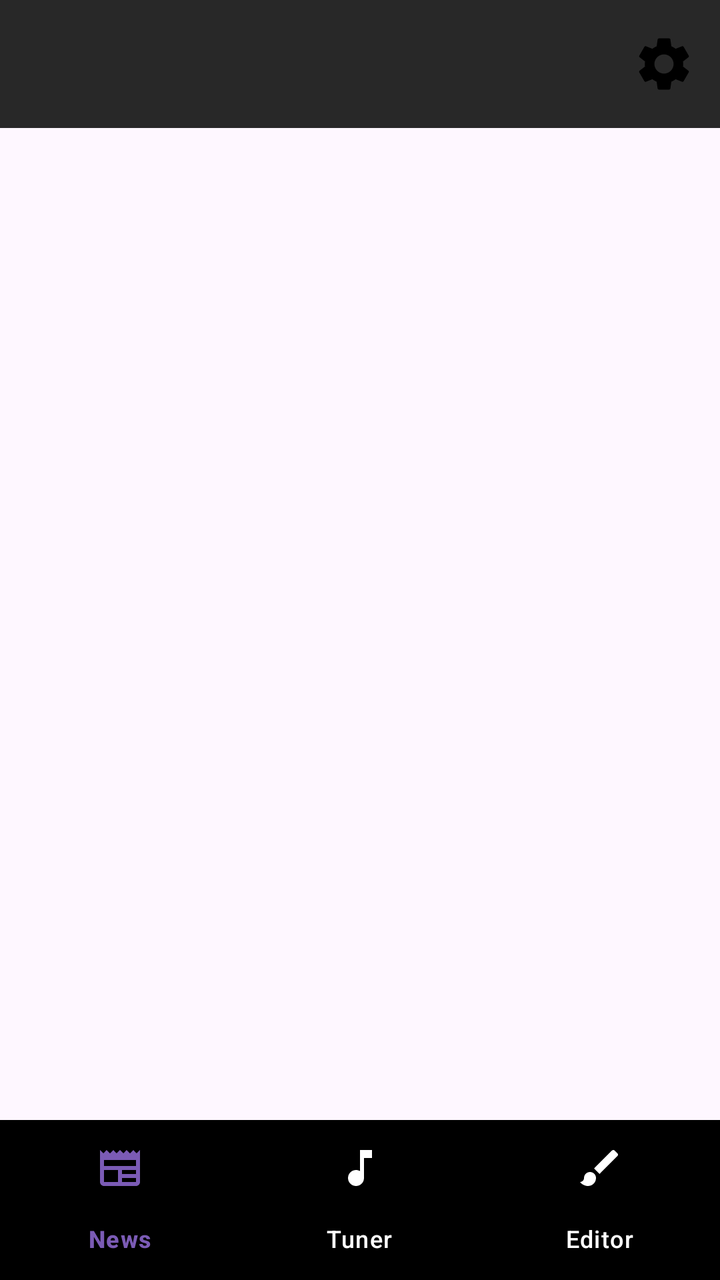
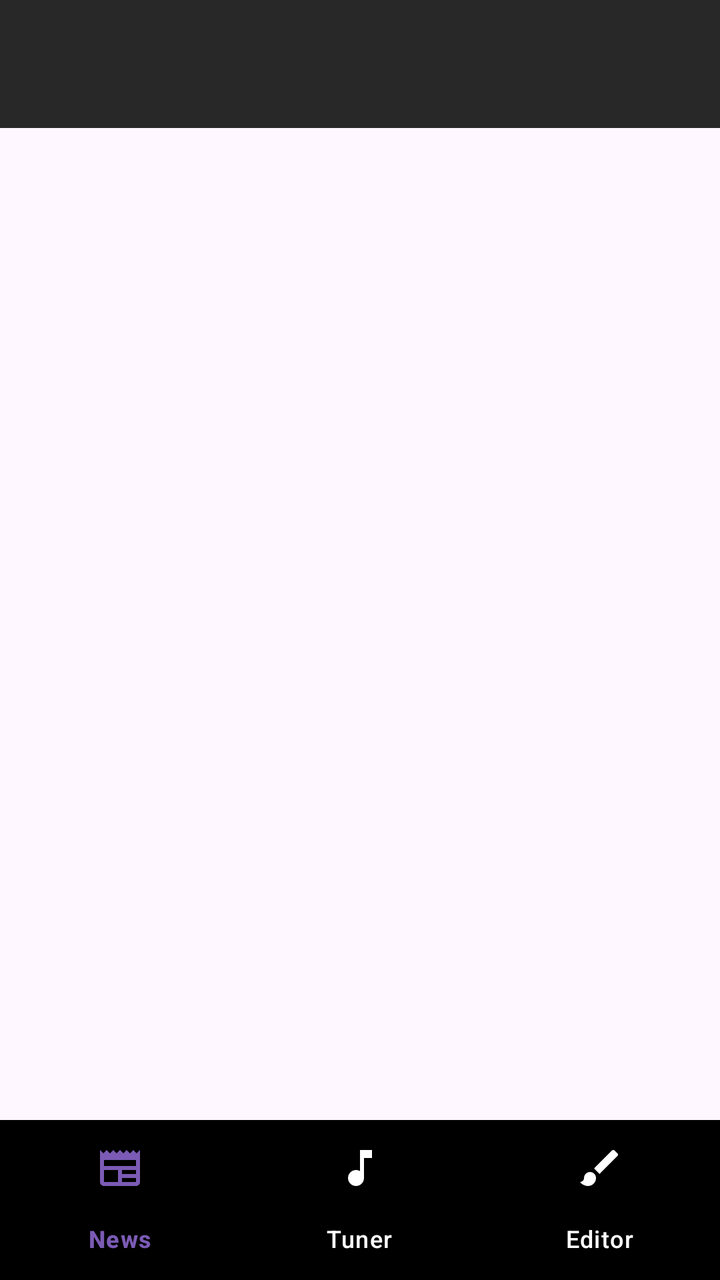

The first picture is an Android layout as it rendered before a commit; the second is the same layout after the commit. The layout source and the unified diff follow.
<!-- AndroidManifest.xml: application theme Theme.AuroraTuner -->
<!-- res/layout/activity_main.xml -->
<?xml version="1.0" encoding="utf-8"?>
<androidx.constraintlayout.widget.ConstraintLayout xmlns:android="http://schemas.android.com/apk/res/android"
    xmlns:app="http://schemas.android.com/apk/res-auto"
    xmlns:tools="http://schemas.android.com/tools"
    android:layout_width="match_parent"
    android:layout_height="match_parent"
    tools:context=".MainActivity">

    <com.google.android.material.appbar.MaterialToolbar
        android:id="@+id/materialToolbar"
        android:layout_width="match_parent"
        android:layout_height="wrap_content"
        android:background="@color/gray"
        android:minHeight="?attr/actionBarSize"
        android:theme="?attr/actionBarTheme"
        app:menu="@menu/toolbar"
        app:layout_constraintEnd_toEndOf="parent"
        app:layout_constraintStart_toStartOf="parent"
        app:layout_constraintTop_toTopOf="parent" />

    <FrameLayout
        android:id="@+id/mainView"
        android:layout_width="0dp"
        android:layout_height="0dp"
        app:layout_constraintBottom_toTopOf="@+id/bottomNavigationPanel"
        app:layout_constraintEnd_toEndOf="parent"
        app:layout_constraintStart_toStartOf="parent"
        app:layout_constraintTop_toTopOf="parent" />

    <com.google.android.material.bottomnavigation.BottomNavigationView
        android:id="@+id/bottomNavigationPanel"
        android:layout_width="match_parent"
        android:layout_height="wrap_content"
        android:background="@color/black"
        app:layout_constraintBottom_toBottomOf="parent"
        app:layout_constraintEnd_toEndOf="parent"
        app:layout_constraintStart_toStartOf="parent"
        app:menu="@menu/nav"
        app:itemTextColor="@drawable/nav_bar_selector"
        app:itemIconTint="@drawable/nav_bar_selector"
        app:itemActiveIndicatorStyle="@style/App.Custom.Indicator">
    </com.google.android.material.bottomnavigation.BottomNavigationView>

</androidx.constraintlayout.widget.ConstraintLayout>
<!-- resources referenced by this layout -->
<resources>
  <color name="black">#FF000000</color>
  <color name="gray">#282828</color>
  <!-- drawable nav_bar_selector (drawable) -->
  <?xml version="1.0" encoding="utf-8"?>
  <selector xmlns:android="http://schemas.android.com/apk/res/android">
      <item android:state_checked="true" android:color = "@color/colorAccent"/>
      <item android:state_checked="false" android:color = "@color/white"/>
  </selector>
  <style name="App.Custom.Indicator" parent="Widget.Material3.BottomNavigationView.ActiveIndicator">
          <item name="android:color">@color/transparent</item>
      </style>
  <style name="Theme.AuroraTuner" parent="Base.Theme.AuroraTuner" />
  <color name="colorAccent">#7B5BB5</color>
  <color name="white">#FFFFFFFF</color>
  <color name="transparent">#000000FF</color>
  <style name="Base.Theme.AuroraTuner" parent="Theme.Material3.DayNight.NoActionBar">
          
          
          <item name="android:navigationBarColor">@color/white</item>
          <item name="colorPrimaryDark">@color/white</item>
      </style>
</resources>

<!-- the commit's change to res/layout/activity_main.xml (unified diff, before → after) -->
@@ -7,13 +7,12 @@
     tools:context=".MainActivity">
 
     <com.google.android.material.appbar.MaterialToolbar
-        android:id="@+id/materialToolbar"
+        android:id="@+id/mainToolbar"
         android:layout_width="match_parent"
         android:layout_height="wrap_content"
         android:background="@color/gray"
         android:minHeight="?attr/actionBarSize"
         android:theme="?attr/actionBarTheme"
-        app:menu="@menu/toolbar"
         app:layout_constraintEnd_toEndOf="parent"
         app:layout_constraintStart_toStartOf="parent"
         app:layout_constraintTop_toTopOf="parent" />
